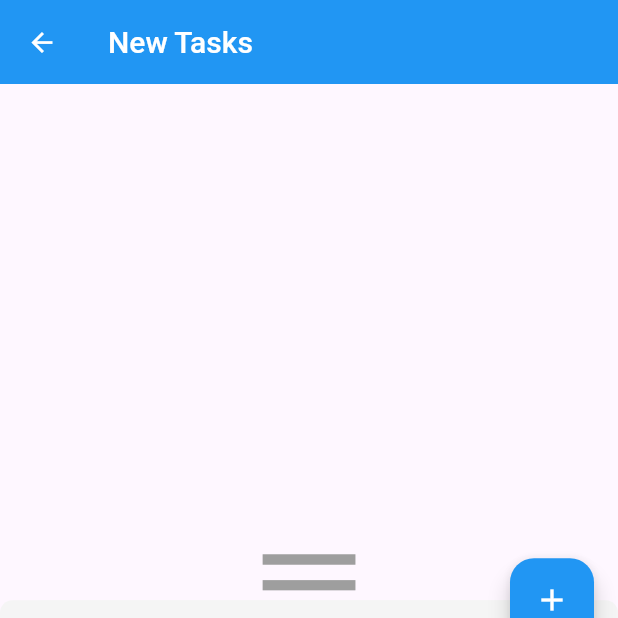
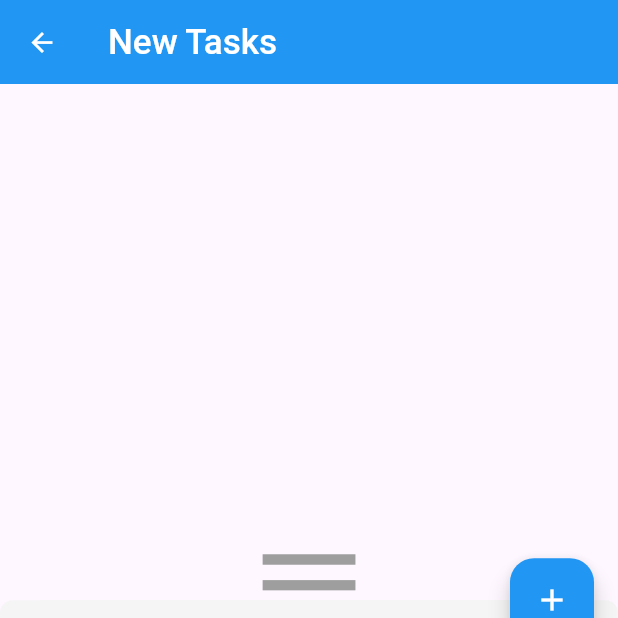
Before and after one commit to OmarMushtaha2020/to_do_app, a Flutter app: the screen it shows after launch, after a tap on the "edit" icon, on a phone screen of 412 x 824 dp, the top half of it. Run offline on Flutter 3.47's test engine with Material 3 defaults, Android fonts, the phone set to English and light mode, and no system bars; our stand-ins replace animated_splash_screen, device_preview, firebase_core, firebase_crashlytics, flutter_bloc, sizer and 1 more; accounts and stored records are empty; project files that could hold a hidden picture were left out.

Commit message:
Minor modifications and improvements to the code

```diff
--- a/lib/layout/home_screen/home_screen.dart
+++ b/lib/layout/home_screen/home_screen.dart
@@ -39,7 +39,7 @@ class Home_Screen extends StatelessWidget {
               title: Text(
                 AppCubit.get(context).Title[AppCubit.get(context).index],
                 style: TextStyle(
-                    fontSize: 20,
+                    fontSize: 17.sp,
                     color: Colors.white,
                     fontWeight: FontWeight.w500),
               ),
--- a/lib/main.dart
+++ b/lib/main.dart
@@ -5,6 +5,7 @@ import 'package:flutter/foundation.dart';
 import 'package:flutter/material.dart';
 import 'package:flutter/services.dart';
 import 'package:sizer/sizer.dart';  // Import sizer package
+import 'package:device_preview/device_preview.dart';  // Import device_preview
 
 import 'package:project/firebase_options.dart';
 import 'package:project/layout/home_screen/home_screen.dart';
@@ -22,7 +23,10 @@ void main() async {
     FirebaseCrashlytics.instance.recordError(error, stack, fatal: true);
     return true;
   };
-  runApp(MyApp());
+  runApp(DevicePreview(
+    enabled: !kReleaseMode,  // Enable DevicePreview only in debug mode
+    builder: (context) => MyApp(), // Wrap your app
+  ));
 }
 
 class MyApp extends StatelessWidget {
@@ -31,6 +35,9 @@ class MyApp extends StatelessWidget {
     return Sizer(  // Use Sizer widget to initialize Sizer
       builder: (context, orientation, deviceType) {
         return MaterialApp(
+          useInheritedMediaQuery: true,  // Required for DevicePreview to work properly
+          locale: DevicePreview.locale(context), // Add the locale from DevicePreview
+          builder: DevicePreview.appBuilder, // Add the builder for DevicePreview
           theme: ThemeData(
               appBarTheme: const AppBarTheme(
                   systemOverlayStyle: SystemUiOverlayStyle(
@@ -41,10 +48,10 @@ class MyApp extends StatelessWidget {
           home: AnimatedSplashScreen(
             splashIconSize: double.infinity,
             nextScreen: Home_Screen(),
-            splash:  Column(
+            splash: Column(
               mainAxisAlignment: MainAxisAlignment.center,
               children: [
-                Image(image: AssetImage("assets/image/list.png"), width: 20.w, height: 10.h,fit: BoxFit.cover,),
+                Image(image: AssetImage("assets/image/list.png"), width: 20.w, height: 10.h, fit: BoxFit.cover,),
                 SizedBox(height: 5.h,),
                 Text("ToDo App", style: TextStyle(
                     fontWeight: FontWeight.bold,
--- a/lib/modules/archive_tasks/archive_tasks.dart
+++ b/lib/modules/archive_tasks/archive_tasks.dart
@@ -16,7 +16,8 @@ class Archive_Tasks extends StatelessWidget {
 
       },
       builder: (context, state) {
-        return bulid_list_Archive(Archivetask);
+        return buildListOfTask(Archivetask,"archiveTask");
+
       },
     );
   }
--- a/lib/modules/done_tasks/done_tasks.dart
+++ b/lib/modules/done_tasks/done_tasks.dart
@@ -17,7 +17,8 @@ class Done_Tasks extends StatelessWidget {
 
       },
       builder: (context, state) {
-        return bulid_list_Done(Donetask);
+        return buildListOfTask(Donetask,"doneTask");
+
 
 
       },
--- a/lib/modules/new_tasks/new_tasks.dart
+++ b/lib/modules/new_tasks/new_tasks.dart
@@ -15,7 +15,7 @@ class New_Tasks extends StatelessWidget {
 
       },
       builder: (context, state) {
-        return bulid_list_New(Newtask);
+        return buildListOfTask(Newtask,"newTask");
       },
     );
   }
```
Also changed, not shown: lib/shared/components/components.dart (+12 -61 lines).
